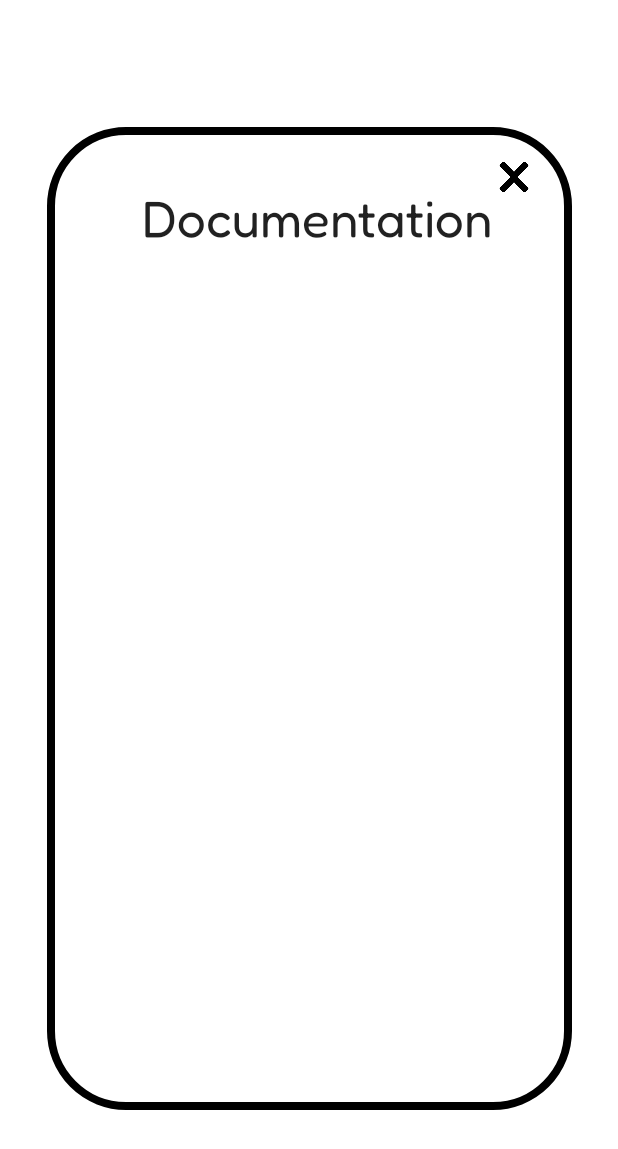
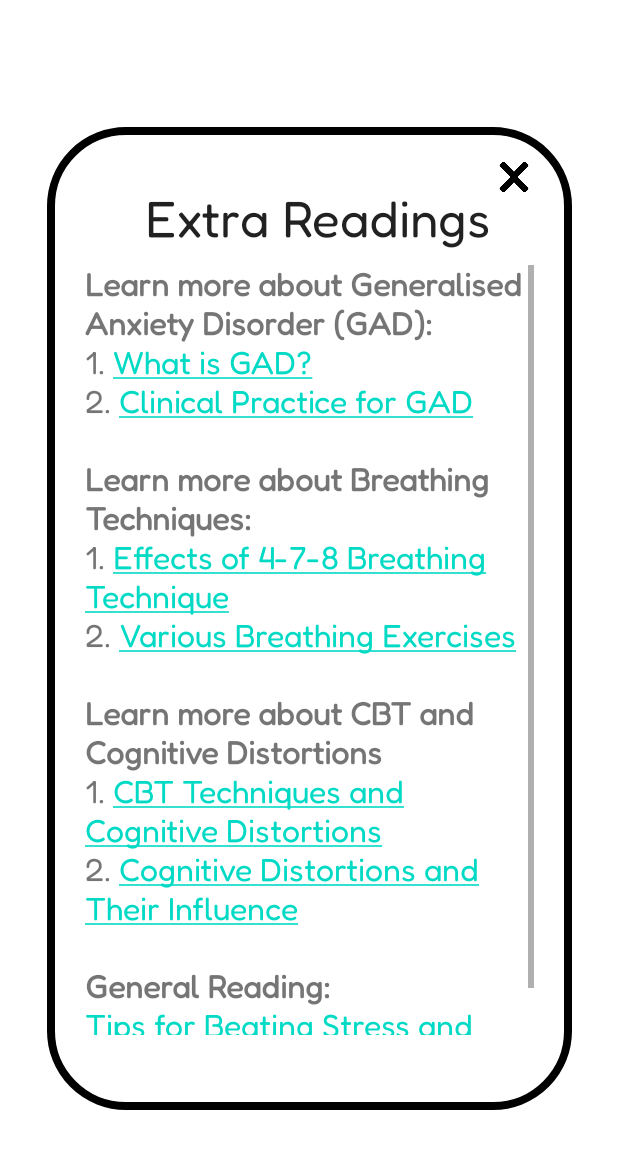
Before and after one commit to clarine24/SEGP_G11B, an Android app: the layout documentation_pop_up.xml on its own in the app's theme, with its tools: preview values and no code run, on a phone screen of 412 x 824 dp. Shown: the top 1149 px of the screen. Run offline under Robolectric (Android 15) with nearby library versions, the phone set to English and light mode, and no system bars.

Commit message:
Add text in documentation popup

```diff
--- a/app/src/main/java/com/example/rewire/App.java
+++ b/app/src/main/java/com/example/rewire/App.java
@@ -8,7 +8,7 @@ import android.content.Intent;
 import android.graphics.Color;
 import android.graphics.drawable.ColorDrawable;
 import android.media.MediaPlayer;
-import android.text.method.ScrollingMovementMethod;
+import android.text.method.LinkMovementMethod;
 import android.view.View;
 import android.widget.ArrayAdapter;
 import android.widget.AutoCompleteTextView;
@@ -58,7 +58,6 @@ public abstract class App extends AppCompatActivity {
 
         musicDialog = new Dialog(this);
         header.hbg_menu_music.setOnClickListener(view -> setMusicDialog());
-
     }
 
     void toHomeMenu() {
@@ -81,7 +80,8 @@ public abstract class App extends AppCompatActivity {
 
     private void initInfoText(Dialog dialog, int infoID) {
         infoText = dialog.findViewById(infoID);
-        infoText.setMovementMethod(new ScrollingMovementMethod());
+        infoText.setMovementMethod(LinkMovementMethod.getInstance());
+        infoText.setLinkTextColor(getResources().getColor(R.color.teal_700));
     }
 
     void closeDialog(Dialog dialog) {
@@ -97,6 +97,7 @@ public abstract class App extends AppCompatActivity {
     private void setDocDialog() {
         initDialog(docDialog,R.layout.documentation_pop_up);
         initCloseImageView(docDialog,R.id.exitbuttondoc);
+        initInfoText(docDialog,R.id.documentationInfo);
     }
 
     void setMusicDialog() {
--- a/app/src/main/res/layout/documentation_pop_up.xml
+++ b/app/src/main/res/layout/documentation_pop_up.xml
@@ -39,7 +39,7 @@
         android:layout_height="wrap_content"
         android:layout_marginTop="40dp"
         android:fontFamily="@font/fredoka"
-        android:text="Documentation"
+        android:text="@string/docTitle"
         android:textAppearance="@style/TextAppearance.AppCompat.Large"
         android:textSize="34sp"
         app:layout_constraintEnd_toEndOf="@id/DocumentationPopup"
@@ -48,11 +48,18 @@
         app:layout_constraintTop_toTopOf="@id/DocumentationPopup" />
 
     <TextView
-        android:id="@+id/textView2"
+        android:id="@+id/documentationInfo"
         android:layout_width="0dp"
-        android:layout_height="wrap_content"
-        android:layout_marginStart="15dp"
-        android:layout_marginEnd="15dp"
+        android:layout_height="0dp"
+        android:layout_marginStart="25dp"
+        android:layout_marginTop="10dp"
+        android:layout_marginEnd="25dp"
+        android:layout_marginBottom="50dp"
+        android:fontFamily="@font/fredoka"
+        android:scrollbars="vertical"
+        android:text="@string/docInfo"
+        android:textAlignment="viewStart"
+        android:textSize="21sp"
         app:layout_constraintBottom_toBottomOf="@+id/DocumentationPopup"
         app:layout_constraintEnd_toEndOf="@+id/DocumentationPopup"
         app:layout_constraintStart_toStartOf="@+id/DocumentationPopup"
--- a/app/src/main/res/values/popup_string.xml
+++ b/app/src/main/res/values/popup_string.xml
@@ -11,4 +11,21 @@
         \nMorhaf Allababidi
         \nMuhammad Danial Amsyar Mohd Razali
     </string>
+
+    <string name="docTitle">Extra Readings</string>
+    <string name="docInfo"><b>Learn more about Generalised Anxiety Disorder (GAD):</b>
+        \n1. <a href="https://adaa.org/understanding-anxiety/generalized-anxiety-disorder-gad">What is GAD?</a>
+        \n2. <a href="https://adaa.org/resources-professionals/practice-guidelines-gad">Clinical Practice for GAD</a>
+        \n
+        \n<b>Learn more about Breathing Techniques:</b>
+        \n1. <a href="https://www.verywellmind.com/what-is-4-7-8-breathing-5204438">Effects of 4-7-8 Breathing Technique</a>
+        \n2. <a href="https://www.uofmhealth.org/health-library/uz2255">Various Breathing Exercises</a>
+        \n
+        \n<b>Learn more about CBT and Cognitive Distortions</b>
+        \n1. <a href="https://positivepsychology.com/cbt-cognitive-behavioral-therapy-techniques-worksheets/">CBT Techniques and Cognitive Distortions</a>
+        \n2. <a href="https://drchristinavillarreal.com/2010/03/30/15-common-cognitive-distortions-how-thoughts-influence-mental-health/">Cognitive Distortions and Their Influence</a>
+        \n
+        \n<b>General Reading:</b>
+        \n<a href="https://www.australiacounselling.com.au/stress-anxiety-tips-expert-therapists/">Tips for Beating Stress and Anxiety</a>
+    </string>
 </resources>
```
